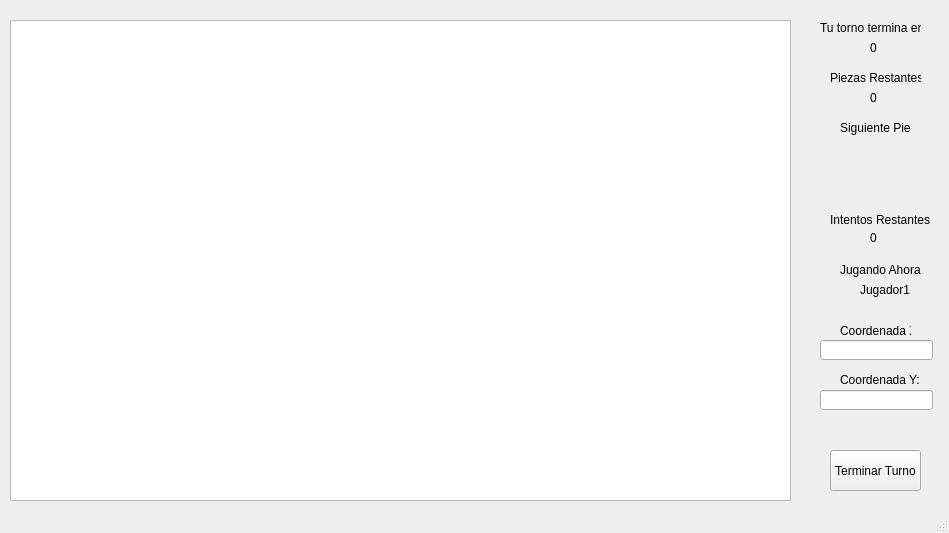
Above: GameView.ui from CamiloSincal/IPC2_Proyecto1_202000605 before the change. Below: the same form after it.
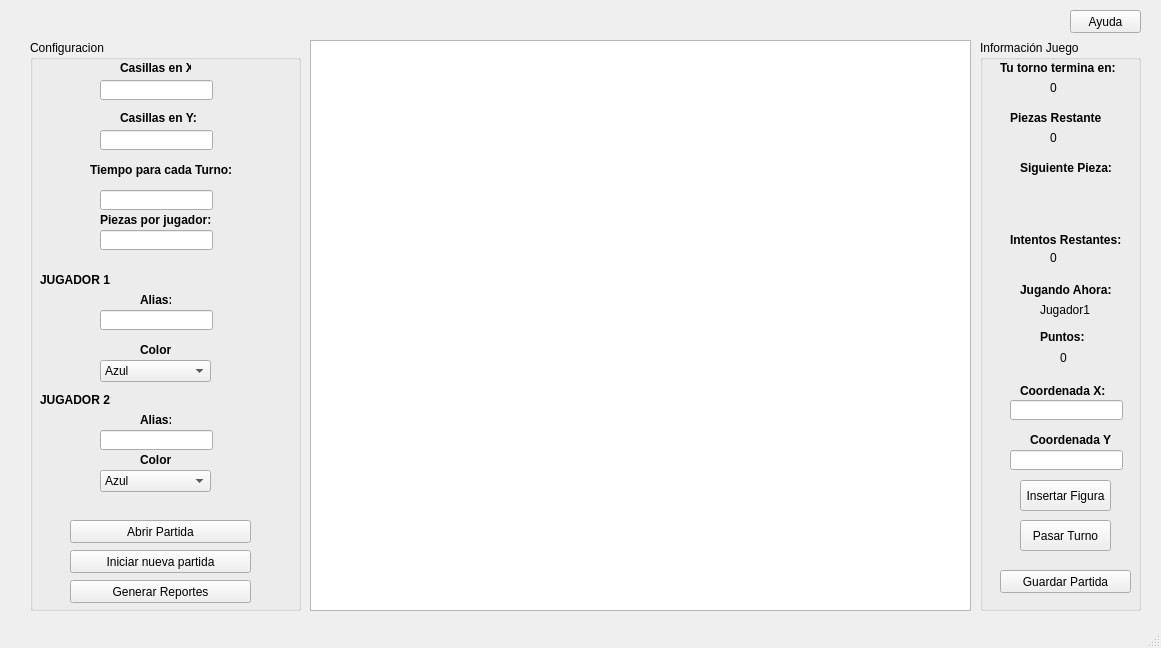
That is the form after the change.

```diff
--- a/GameView.ui
+++ b/GameView.ui
@@ -6,8 +6,8 @@
    <rect>
     <x>0</x>
     <y>0</y>
-    <width>949</width>
-    <height>533</height>
+    <width>1161</width>
+    <height>648</height>
    </rect>
   </property>
   <property name="baseSize">
@@ -23,10 +23,10 @@
    <widget class="QTableWidget" name="tablero">
     <property name="geometry">
      <rect>
-      <x>10</x>
-      <y>20</y>
-      <width>781</width>
-      <height>481</height>
+      <x>310</x>
+      <y>40</y>
+      <width>661</width>
+      <height>571</height>
      </rect>
     </property>
     <property name="rowCount">
@@ -60,193 +60,703 @@
      <bool>false</bool>
     </attribute>
    </widget>
-   <widget class="QLabel" name="label">
+   <widget class="QGroupBox" name="configPart">
     <property name="geometry">
      <rect>
-      <x>840</x>
-      <y>320</y>
-      <width>71</width>
-      <height>21</height>
-     </rect>
-    </property>
-    <property name="text">
-     <string>Coordenada X:</string>
-    </property>
-   </widget>
-   <widget class="QLabel" name="label_2">
-    <property name="geometry">
-     <rect>
-      <x>840</x>
-      <y>370</y>
-      <width>81</width>
-      <height>20</height>
-     </rect>
-    </property>
-    <property name="text">
-     <string>Coordenada Y:</string>
-    </property>
-   </widget>
-   <widget class="QLineEdit" name="Coordenada_X">
-    <property name="geometry">
-     <rect>
-      <x>820</x>
-      <y>340</y>
-      <width>113</width>
-      <height>20</height>
-     </rect>
-    </property>
-   </widget>
-   <widget class="QLineEdit" name="Coordenada_Y">
-    <property name="geometry">
-     <rect>
-      <x>820</x>
-      <y>390</y>
-      <width>113</width>
-      <height>20</height>
-     </rect>
-    </property>
-   </widget>
-   <widget class="QLabel" name="label_4">
-    <property name="geometry">
-     <rect>
-      <x>820</x>
-      <y>20</y>
-      <width>101</width>
-      <height>16</height>
-     </rect>
-    </property>
-    <property name="text">
-     <string>Tu torno termina en:</string>
-    </property>
-   </widget>
-   <widget class="QLabel" name="playerTimer">
-    <property name="geometry">
-     <rect>
-      <x>870</x>
+      <x>30</x>
       <y>40</y>
-      <width>21</width>
-      <height>16</height>
+      <width>271</width>
+      <height>571</height>
      </rect>
     </property>
-    <property name="text">
-     <string>0</string>
+    <property name="title">
+     <string>Configuracion</string>
     </property>
+    <widget class="QPushButton" name="openButton">
+     <property name="geometry">
+      <rect>
+       <x>40</x>
+       <y>480</y>
+       <width>181</width>
+       <height>23</height>
+      </rect>
+     </property>
+     <property name="text">
+      <string>Abrir Partida</string>
+     </property>
+    </widget>
+    <widget class="QPushButton" name="newGameStart">
+     <property name="geometry">
+      <rect>
+       <x>40</x>
+       <y>510</y>
+       <width>181</width>
+       <height>23</height>
+      </rect>
+     </property>
+     <property name="text">
+      <string>Iniciar nueva partida</string>
+     </property>
+    </widget>
+    <widget class="QLabel" name="label_9">
+     <property name="geometry">
+      <rect>
+       <x>90</x>
+       <y>20</y>
+       <width>71</width>
+       <height>16</height>
+      </rect>
+     </property>
+     <property name="font">
+      <font>
+       <weight>75</weight>
+       <bold>true</bold>
+      </font>
+     </property>
+     <property name="text">
+      <string>Casillas en X:</string>
+     </property>
+    </widget>
+    <widget class="QLabel" name="label_10">
+     <property name="geometry">
+      <rect>
+       <x>90</x>
+       <y>70</y>
+       <width>81</width>
+       <height>16</height>
+      </rect>
+     </property>
+     <property name="font">
+      <font>
+       <weight>75</weight>
+       <bold>true</bold>
+      </font>
+     </property>
+     <property name="text">
+      <string>Casillas en Y:</string>
+     </property>
+    </widget>
+    <widget class="QLineEdit" name="newX">
+     <property name="geometry">
+      <rect>
+       <x>70</x>
+       <y>40</y>
+       <width>113</width>
+       <height>20</height>
+      </rect>
+     </property>
+    </widget>
+    <widget class="QLineEdit" name="newY">
+     <property name="geometry">
+      <rect>
+       <x>70</x>
+       <y>90</y>
+       <width>113</width>
+       <height>20</height>
+      </rect>
+     </property>
+    </widget>
+    <widget class="QLabel" name="label_11">
+     <property name="geometry">
+      <rect>
+       <x>60</x>
+       <y>120</y>
+       <width>141</width>
+       <height>20</height>
+      </rect>
+     </property>
+     <property name="font">
+      <font>
+       <weight>75</weight>
+       <bold>true</bold>
+      </font>
+     </property>
+     <property name="text">
+      <string>Tiempo para cada Turno:</string>
+     </property>
+    </widget>
+    <widget class="QLineEdit" name="timePerPlayer">
+     <property name="geometry">
+      <rect>
+       <x>70</x>
+       <y>150</y>
+       <width>113</width>
+       <height>20</height>
+      </rect>
+     </property>
+    </widget>
+    <widget class="QLabel" name="label_12">
+     <property name="geometry">
+      <rect>
+       <x>10</x>
+       <y>230</y>
+       <width>71</width>
+       <height>20</height>
+      </rect>
+     </property>
+     <property name="font">
+      <font>
+       <weight>75</weight>
+       <bold>true</bold>
+      </font>
+     </property>
+     <property name="text">
+      <string>JUGADOR 1:</string>
+     </property>
+    </widget>
+    <widget class="QLabel" name="label_13">
+     <property name="geometry">
+      <rect>
+       <x>110</x>
+       <y>250</y>
+       <width>31</width>
+       <height>20</height>
+      </rect>
+     </property>
+     <property name="font">
+      <font>
+       <weight>75</weight>
+       <bold>true</bold>
+      </font>
+     </property>
+     <property name="text">
+      <string>Alias:</string>
+     </property>
+    </widget>
+    <widget class="QLineEdit" name="nick1">
+     <property name="geometry">
+      <rect>
+       <x>70</x>
+       <y>270</y>
+       <width>113</width>
+       <height>20</height>
+      </rect>
+     </property>
+    </widget>
+    <widget class="QLabel" name="label_14">
+     <property name="geometry">
+      <rect>
+       <x>10</x>
+       <y>350</y>
+       <width>71</width>
+       <height>20</height>
+      </rect>
+     </property>
+     <property name="font">
+      <font>
+       <weight>75</weight>
+       <bold>true</bold>
+      </font>
+     </property>
+     <property name="text">
+      <string>JUGADOR 2:</string>
+     </property>
+    </widget>
+    <widget class="QLineEdit" name="nick2">
+     <property name="geometry">
+      <rect>
+       <x>70</x>
+       <y>390</y>
+       <width>113</width>
+       <height>20</height>
+      </rect>
+     </property>
+    </widget>
+    <widget class="QLabel" name="label_15">
+     <property name="geometry">
+      <rect>
+       <x>110</x>
+       <y>370</y>
+       <width>31</width>
+       <height>20</height>
+      </rect>
+     </property>
+     <property name="font">
+      <font>
+       <weight>75</weight>
+       <bold>true</bold>
+      </font>
+     </property>
+     <property name="text">
+      <string>Alias:</string>
+     </property>
+    </widget>
+    <widget class="QLabel" name="label_16">
+     <property name="geometry">
+      <rect>
+       <x>70</x>
+       <y>170</y>
+       <width>111</width>
+       <height>20</height>
+      </rect>
+     </property>
+     <property name="font">
+      <font>
+       <weight>75</weight>
+       <bold>true</bold>
+      </font>
+     </property>
+     <property name="text">
+      <string>Piezas por jugador:</string>
+     </property>
+    </widget>
+    <widget class="QLineEdit" name="totalPerPlayer">
+     <property name="geometry">
+      <rect>
+       <x>70</x>
+       <y>190</y>
+       <width>113</width>
+       <height>20</height>
+      </rect>
+     </property>
+    </widget>
+    <widget class="QComboBox" name="colorP1">
+     <property name="geometry">
+      <rect>
+       <x>70</x>
+       <y>320</y>
+       <width>111</width>
+       <height>22</height>
+      </rect>
+     </property>
+     <item>
+      <property name="text">
+       <string>Azul</string>
+      </property>
+     </item>
+     <item>
+      <property name="text">
+       <string>Rojo</string>
+      </property>
+     </item>
+     <item>
+      <property name="text">
+       <string>Amarillo</string>
+      </property>
+     </item>
+     <item>
+      <property name="text">
+       <string>Verde</string>
+      </property>
+     </item>
+    </widget>
+    <widget class="QLabel" name="label_17">
+     <property name="geometry">
+      <rect>
+       <x>110</x>
+       <y>300</y>
+       <width>31</width>
+       <height>20</height>
+      </rect>
+     </property>
+     <property name="font">
+      <font>
+       <weight>75</weight>
+       <bold>true</bold>
+      </font>
+     </property>
+     <property name="text">
+      <string>Color:</string>
+     </property>
+    </widget>
+    <widget class="QComboBox" name="colorP2">
+     <property name="geometry">
+      <rect>
+       <x>70</x>
+       <y>430</y>
+       <width>111</width>
+       <height>22</height>
+      </rect>
+     </property>
+     <item>
+      <property name="text">
+       <string>Azul</string>
+      </property>
+     </item>
+     <item>
+      <property name="text">
+       <string>Rojo</string>
+      </property>
+     </item>
+     <item>
+      <property name="text">
+       <string>Amarillo</string>
+      </property>
+     </item>
+     <item>
+      <property name="text">
+       <string>Verde</string>
+      </property>
+     </item>
+    </widget>
+    <widget class="QLabel" name="label_18">
+     <property name="geometry">
+      <rect>
+       <x>110</x>
+       <y>410</y>
+       <width>31</width>
+       <height>20</height>
+      </rect>
+     </property>
+     <property name="font">
+      <font>
+       <weight>75</weight>
+       <bold>true</bold>
+      </font>
+     </property>
+     <property name="text">
+      <string>Color:</string>
+     </property>
+    </widget>
+    <widget class="QPushButton" name="newReporte">
+     <property name="geometry">
+      <rect>
+       <x>40</x>
+       <y>540</y>
+       <width>181</width>
+       <height>23</height>
+      </rect>
+     </property>
+     <property name="text">
+      <string>Generar Reportes</string>
+     </property>
+    </widget>
    </widget>
-   <widget class="QLabel" name="label_5">
+   <widget class="QPushButton" name="helpButton">
     <property name="geometry">
      <rect>
-      <x>830</x>
-      <y>70</y>
-      <width>91</width>
-      <height>16</height>
-     </rect>
-    </property>
-    <property name="text">
-     <string>Piezas Restantes:</string>
-    </property>
-   </widget>
-   <widget class="QLabel" name="numPiezas">
-    <property name="geometry">
-     <rect>
-      <x>870</x>
-      <y>90</y>
-      <width>21</width>
-      <height>16</height>
-     </rect>
-    </property>
-    <property name="text">
-     <string>0</string>
-    </property>
-   </widget>
-   <widget class="QLabel" name="label_6">
-    <property name="geometry">
-     <rect>
-      <x>840</x>
-      <y>120</y>
+      <x>1070</x>
+      <y>10</y>
       <width>71</width>
-      <height>16</height>
+      <height>23</height>
      </rect>
     </property>
     <property name="text">
-     <string>Siguiente Pieza:</string>
+     <string>Ayuda</string>
     </property>
    </widget>
-   <widget class="QPushButton" name="terminarButton">
+   <widget class="QGroupBox" name="groupBox">
     <property name="geometry">
      <rect>
-      <x>830</x>
-      <y>450</y>
-      <width>91</width>
-      <height>41</height>
+      <x>980</x>
+      <y>40</y>
+      <width>161</width>
+      <height>571</height>
      </rect>
     </property>
-    <property name="text">
-     <string>Terminar Turno</string>
+    <property name="title">
+     <string>Información Juego</string>
     </property>
+    <widget class="QPushButton" name="pasarTurno">
+     <property name="geometry">
+      <rect>
+       <x>40</x>
+       <y>480</y>
+       <width>91</width>
+       <height>31</height>
+      </rect>
+     </property>
+     <property name="text">
+      <string>Pasar Turno</string>
+     </property>
+    </widget>
+    <widget class="QLabel" name="playerTimer">
+     <property name="geometry">
+      <rect>
+       <x>70</x>
+       <y>40</y>
+       <width>21</width>
+       <height>16</height>
+      </rect>
+     </property>
+     <property name="text">
+      <string>0</string>
+     </property>
+    </widget>
+    <widget class="QLineEdit" name="Coordenada_X">
+     <property name="geometry">
+      <rect>
+       <x>30</x>
+       <y>360</y>
+       <width>113</width>
+       <height>20</height>
+      </rect>
+     </property>
+    </widget>
+    <widget class="QLabel" name="label_4">
+     <property name="geometry">
+      <rect>
+       <x>20</x>
+       <y>20</y>
+       <width>121</width>
+       <height>16</height>
+      </rect>
+     </property>
+     <property name="font">
+      <font>
+       <weight>75</weight>
+       <bold>true</bold>
+      </font>
+     </property>
+     <property name="text">
+      <string>Tu torno termina en:</string>
+     </property>
+    </widget>
+    <widget class="QLabel" name="numPiezas">
+     <property name="geometry">
+      <rect>
+       <x>70</x>
+       <y>90</y>
+       <width>21</width>
+       <height>16</height>
+      </rect>
+     </property>
+     <property name="text">
+      <string>0</string>
+     </property>
+    </widget>
+    <widget class="QLabel" name="label_7">
+     <property name="geometry">
+      <rect>
+       <x>30</x>
+       <y>190</y>
+       <width>111</width>
+       <height>20</height>
+      </rect>
+     </property>
+     <property name="font">
+      <font>
+       <weight>75</weight>
+       <bold>true</bold>
+      </font>
+     </property>
+     <property name="text">
+      <string>Intentos Restantes:</string>
+     </property>
+    </widget>
+    <widget class="QLabel" name="label_2">
+     <property name="geometry">
+      <rect>
+       <x>50</x>
+       <y>390</y>
+       <width>81</width>
+       <height>20</height>
+      </rect>
+     </property>
+     <property name="font">
+      <font>
+       <weight>75</weight>
+       <bold>true</bold>
+      </font>
+     </property>
+     <property name="text">
+      <string>Coordenada Y:</string>
+     </property>
+    </widget>
+    <widget class="QPushButton" name="terminarButton">
+     <property name="geometry">
+      <rect>
+       <x>40</x>
+       <y>440</y>
+       <width>91</width>
+       <height>31</height>
+      </rect>
+     </property>
+     <property name="text">
+      <string>Insertar Figura</string>
+     </property>
+    </widget>
+    <widget class="QLabel" name="label">
+     <property name="geometry">
+      <rect>
+       <x>40</x>
+       <y>340</y>
+       <width>91</width>
+       <height>21</height>
+      </rect>
+     </property>
+     <property name="font">
+      <font>
+       <weight>75</weight>
+       <bold>true</bold>
+      </font>
+     </property>
+     <property name="text">
+      <string>Coordenada X:</string>
+     </property>
+    </widget>
+    <widget class="QLabel" name="label_8">
+     <property name="geometry">
+      <rect>
+       <x>40</x>
+       <y>240</y>
+       <width>91</width>
+       <height>20</height>
+      </rect>
+     </property>
+     <property name="font">
+      <font>
+       <weight>75</weight>
+       <bold>true</bold>
+      </font>
+     </property>
+     <property name="text">
+      <string>Jugando Ahora:</string>
+     </property>
+    </widget>
+    <widget class="QLabel" name="image">
+     <property name="geometry">
+      <rect>
+       <x>60</x>
+       <y>140</y>
+       <width>61</width>
+       <height>51</height>
+      </rect>
+     </property>
+     <property name="text">
+      <string/>
+     </property>
+    </widget>
+    <widget class="QLabel" name="label_3">
+     <property name="geometry">
+      <rect>
+       <x>60</x>
+       <y>290</y>
+       <width>47</width>
+       <height>13</height>
+      </rect>
+     </property>
+     <property name="font">
+      <font>
+       <weight>75</weight>
+       <bold>true</bold>
+      </font>
+     </property>
+     <property name="text">
+      <string>Puntos:</string>
+     </property>
+    </widget>
+    <widget class="QLabel" name="ptsJugador">
+     <property name="geometry">
+      <rect>
+       <x>80</x>
+       <y>310</y>
+       <width>16</width>
+       <height>16</height>
+      </rect>
+     </property>
+     <property name="text">
+      <string>0</string>
+     </property>
+    </widget>
+    <widget class="QLabel" name="label_5">
+     <property name="geometry">
+      <rect>
+       <x>30</x>
+       <y>70</y>
+       <width>91</width>
+       <height>16</height>
+      </rect>
+     </property>
+     <property name="font">
+      <font>
+       <weight>75</weight>
+       <bold>true</bold>
+      </font>
+     </property>
+     <property name="text">
+      <string>Piezas Restantes:</string>
+     </property>
+    </widget>
+    <widget class="QLabel" name="playerName">
+     <property name="geometry">
+      <rect>
+       <x>60</x>
+       <y>260</y>
+       <width>51</width>
+       <height>20</height>
+      </rect>
+     </property>
+     <property name="text">
+      <string>Jugador1</string>
+     </property>
+    </widget>
+    <widget class="QLabel" name="label_6">
+     <property name="geometry">
+      <rect>
+       <x>40</x>
+       <y>120</y>
+       <width>91</width>
+       <height>16</height>
+      </rect>
+     </property>
+     <property name="font">
+      <font>
+       <weight>75</weight>
+       <bold>true</bold>
+      </font>
+     </property>
+     <property name="text">
+      <string>Siguiente Pieza:</string>
+     </property>
+    </widget>
+    <widget class="QLineEdit" name="Coordenada_Y">
+     <property name="geometry">
+      <rect>
+       <x>30</x>
+       <y>410</y>
+       <width>113</width>
+       <height>20</height>
+      </rect>
+     </property>
+    </widget>
+    <widget class="QLabel" name="intentos">
+     <property name="geometry">
+      <rect>
+       <x>70</x>
+       <y>210</y>
+       <width>21</width>
+       <height>16</height>
+      </rect>
+     </property>
+     <property name="text">
+      <string>0</string>
+     </property>
+    </widget>
+    <widget class="QPushButton" name="saveButton">
+     <property name="geometry">
+      <rect>
+       <x>20</x>
+       <y>530</y>
+       <width>131</width>
+       <height>23</height>
+      </rect>
+     </property>
+     <property name="text">
+      <string>Guardar Partida</string>
+     </property>
+    </widget>
    </widget>
-   <widget class="QLabel" name="label_7">
+   <widget class="QLabel" name="winMessage">
     <property name="geometry">
      <rect>
-      <x>830</x>
-      <y>210</y>
-      <width>101</width>
+      <x>320</x>
+      <y>10</y>
+      <width>651</width>
       <height>20</height>
      </rect>
     </property>
-    <property name="text">
-     <string>Intentos Restantes:</string>
-    </property>
-   </widget>
-   <widget class="QLabel" name="intentos">
-    <property name="geometry">
-     <rect>
-      <x>870</x>
-      <y>230</y>
-      <width>21</width>
-      <height>16</height>
-     </rect>
-    </property>
-    <property name="text">
-     <string>0</string>
-    </property>
-   </widget>
-   <widget class="QLabel" name="image">
-    <property name="geometry">
-     <rect>
-      <x>850</x>
-      <y>140</y>
-      <width>61</width>
-      <height>61</height>
-     </rect>
+    <property name="font">
+     <font>
+      <weight>75</weight>
+      <bold>true</bold>
+     </font>
     </property>
     <property name="text">
      <string/>
     </property>
-   </widget>
-   <widget class="QLabel" name="label_8">
-    <property name="geometry">
-     <rect>
-      <x>840</x>
-      <y>260</y>
-      <width>81</width>
-      <height>20</height>
-     </rect>
-    </property>
-    <property name="text">
-     <string>Jugando Ahora:</string>
-    </property>
-   </widget>
-   <widget class="QLabel" name="playerName">
-    <property name="geometry">
-     <rect>
-      <x>860</x>
-      <y>280</y>
-      <width>51</width>
-      <height>20</height>
-     </rect>
-    </property>
-    <property name="text">
-     <string>Jugador1</string>
+    <property name="alignment">
+     <set>Qt::AlignCenter</set>
     </property>
    </widget>
   </widget>
```
Left out of the diff: 2 changed lines with no effect on the pictures.
